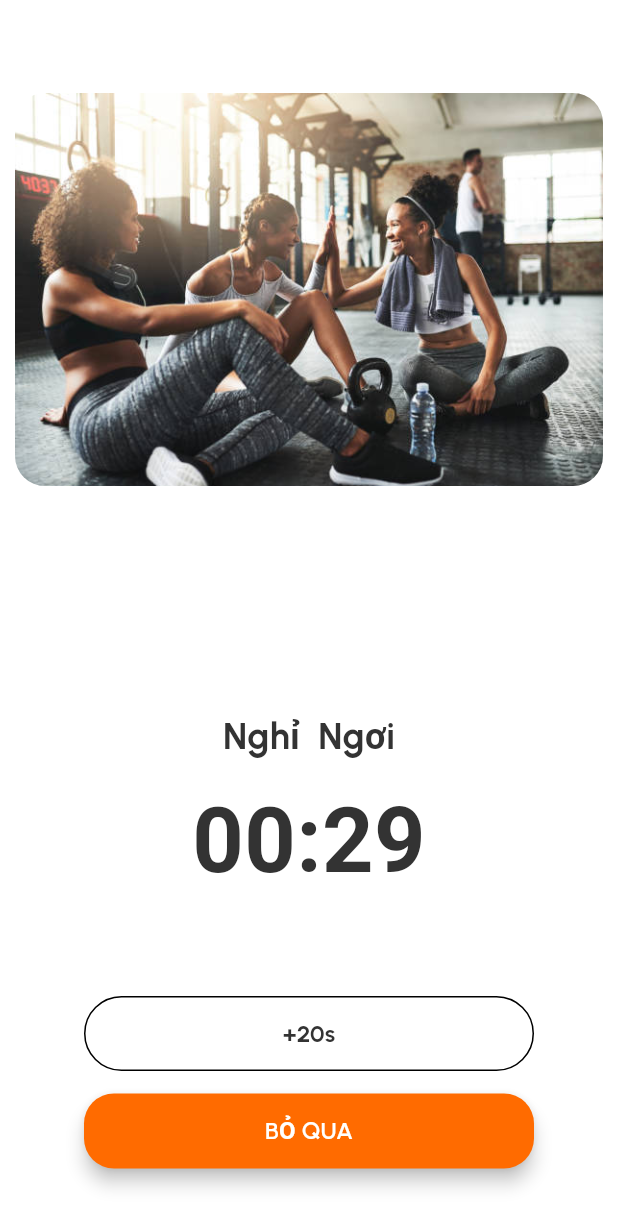
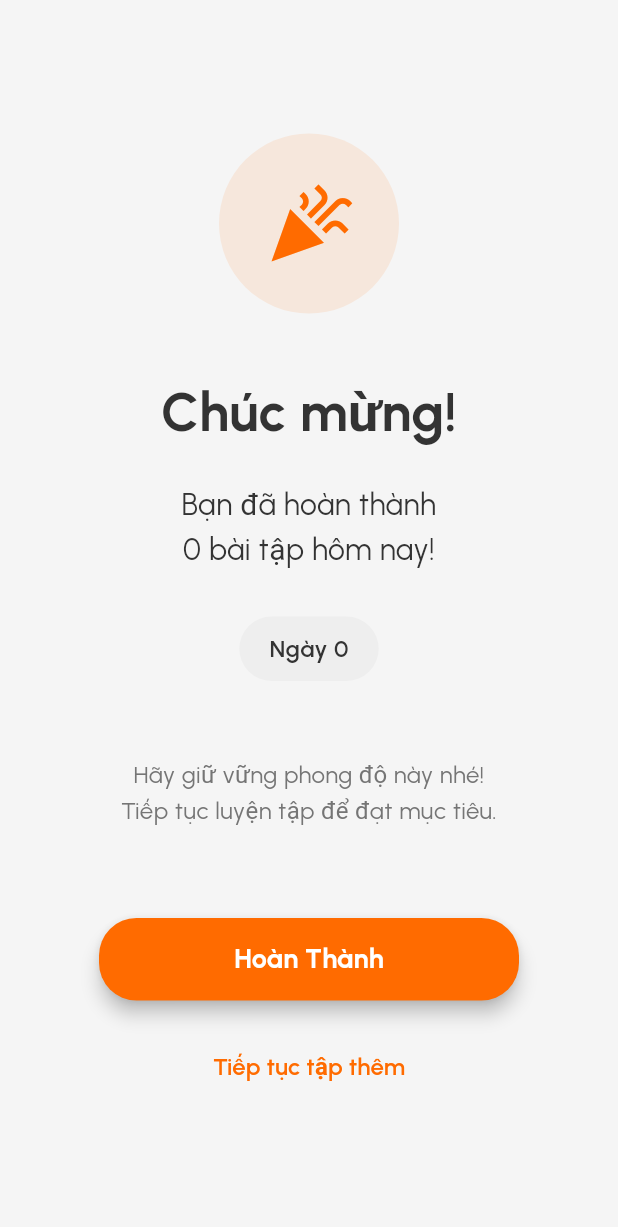
Before and after one commit to dung1233/APP_Pj4, a Flutter app: the Restb screen opened directly with empty values, on a phone screen of 412 x 824 dp. Shown: the top 1227 px of the screen. Run offline on Flutter 3.47's test engine with Material 3 defaults, Android fonts, the phone set to English and light mode, and no system bars; our stand-ins replace cached_network_image, camera, community_material_icon, dio, firebase_auth, flutter_map and 16 more; missing offline and left inert: agora_rtc_engine, firebase_ui_auth, flutter_3d_controller, flutter_paypal_payment, flutter_stripe, google_mlkit_pose_detection; accounts and stored records are empty; generated files the repository leaves out were written again; Roboto replaces fonts that are missing (RobotoMono).

Commit message:
Cập nhập

```diff
--- a/lib/data/DatabaseHelper.dart
+++ b/lib/data/DatabaseHelper.dart
@@ -452,7 +452,7 @@ class DatabaseHelper {
       // Nếu đã hoàn thành đủ số bài tập cần thiết
       if (completedResults.length >= totalRequiredExercises) {
         print(
-            "[DEBUG] 🔄 Đã hoàn thành đủ bài tập (${completedResults.length}/$totalRequiredExercises), bắt đầu đồng bộ");
+            "[DEBUG] 🔄 Đã hoàn thành đủ bài tập (${completedResults.length}/$totalRequiredExercises)");
 
         // Định dạng lại dữ liệu theo cấu trúc API
         final List<Map<String, dynamic>> formattedResults = completedResults
@@ -480,7 +480,7 @@ class DatabaseHelper {
         print("[DEBUG] ✅ Đã đồng bộ và xóa dữ liệu local");
       } else {
         print(
-            "[DEBUG] ⏳ Chưa đủ bài tập (${completedResults.length}/$totalRequiredExercises), đợi tiếp");
+            "[DEBUG] ⏳ Chưa đủ bài tập (${completedResults.length}/$totalRequiredExercises)");
       }
     } catch (e) {
       print("[DEBUG] ❌ Lỗi khi kiểm tra và đồng bộ: $e");
--- a/lib/screens/Train/restb.dart
+++ b/lib/screens/Train/restb.dart
@@ -3,6 +3,9 @@ import 'package:flutter/material.dart';
 import 'package:google_fonts/google_fonts.dart';
 import 'package:training_souls/data/DatabaseHelper.dart';
 import 'package:training_souls/screens/UI/Beginer/situp.dart';
+import 'package:training_souls/screens/Train/train_screen.dart';
+import 'package:provider/provider.dart';
+import 'package:training_souls/providers/workout_provider.dart';
 
 class Restb extends StatefulWidget {
   final int day;
@@ -10,18 +13,22 @@ class Restb extends StatefulWidget {
   const Restb({Key? key, required this.day}) : super(key: key);
 
   @override
-  State<Restb> createState() => _RestState();
+  State<Restb> createState() => _RestbState();
 }
 
-class _RestState extends State<Restb> {
-  int seconds = 30;
-  Timer? timer;
-  bool _isLoading = false; // Thêm biến kiểm soát trạng thái loading
+class _RestbState extends State<Restb> {
+  bool _isLoading = false;
+  final DatabaseHelper _dbHelper = DatabaseHelper();
+  int completedWorkouts = 0;
+  bool _isSyncing = false;
+
+  Color primaryColor = Color(0xFFFF6B00);
+  Color secondaryColor = Color(0xFF333333);
+  Color backgroundColor = Color(0xFFF5F5F5);
 
   @override
   void initState() {
     super.initState();
-    startTimer();
     _loadWorkoutData();
   }
 
@@ -31,11 +38,19 @@ class _RestState extends State<Restb> {
     }
 
     try {
-      final dbHelper = DatabaseHelper();
-      final results = await dbHelper.getAllWorkoutResults();
+      final results = await _dbHelper.getAllWorkoutResults();
 
-      // Debug log
-      debugPrint("Workout results: $results");
+      // Đếm số bài tập đã hoàn thành trong ngày
+      final todayCompleted =
+          results.where((result) => result['day_number'] == widget.day).length;
+
+      if (mounted) {
+        setState(() {
+          completedWorkouts = todayCompleted;
+        });
+      }
+
+      debugPrint("Số bài tập đã hoàn thành: $completedWorkouts");
     } catch (e) {
       debugPrint("Error loading workout data: $e");
     } finally {
@@ -45,57 +60,6 @@ class _RestState extends State<Restb> {
     }
   }
 
-  Color primaryColor = Color(0xFFFF6B00); // Cam sáng hiện đại
-  Color secondaryColor = Color(0xFF333333); // Màu nền hoặc chữ phụ
-  Color backgroundColor = Color(0xFFF5F5F5); // Màu nền nhẹ
-
-  void startTimer() {
-    timer = Timer.periodic(const Duration(seconds: 1), (timer) {
-      if (!mounted) {
-        timer.cancel();
-        return;
-      }
-
-      setState(() {
-        if (seconds > 0) {
-          seconds--;
-        } else {
-          timer.cancel();
-          _goToNextScreen();
-        }
-      });
-    });
-  }
-
-  Future<void> _goToNextScreen() async {
-    if (_isLoading) return; // Ngăn chặn chuyển trang khi đang loading
-
-    if (!mounted) return;
-
-    // Thêm delay nhỏ để đảm bảo animation hoàn tất
-    await Future.delayed(const Duration(milliseconds: 300));
-
-    if (!mounted) return;
-
-    await initializeCameras();
-    Navigator.push(
-        context,
-        MaterialPageRoute(
-            builder: (context) => SitUpDetectorPage(day: widget.day)));
-  }
-
-  @override
-  void dispose() {
-    timer?.cancel();
-    super.dispose();
-  }
-
-  String get timerText {
-    int minutes = seconds ~/ 60;
-    int remainingSeconds = seconds % 60;
-    return '${minutes.toString().padLeft(2, '0')}:${remainingSeconds.toString().padLeft(2, '0')}';
-  }
-
   @override
   Widget build(BuildContext context) {
     if (_isLoading) {
@@ -103,135 +67,171 @@ class _RestState extends State<Restb> {
         body: Center(child: CircularProgressIndicator()),
       );
     }
+
     return Scaffold(
-      body: Column(
+      backgroundColor: backgroundColor,
+      body: Center(
+        child: Padding(
+          padding: const EdgeInsets.all(20.0),
+          child: Column(
+            mainAxisAlignment: MainAxisAlignment.center,
             children: [
-          Expanded(
-            child: Container(
-              color: Colors.white,
-              child: Center(
-                child: Padding(
-                  padding: const EdgeInsets.all(10.0),
-                  child: ClipRRect(
-                    borderRadius: BorderRadius.circular(20),
-                    child: Image.asset(
-                      'assets/img/dayoff.jpg',
+              // Icon chúc mừng
+              Container(
+                width: 120,
+                height: 120,
+                decoration: BoxDecoration(
+                  color: primaryColor.withOpacity(0.1),
+                  shape: BoxShape.circle,
+                ),
+                child: Icon(
+                  Icons.celebration,
+                  size: 60,
+                  color: primaryColor,
+                ),
+              ),
+              const SizedBox(height: 40),
 
-                      // Thêm frame rate cố định
+              // Tiêu đề chúc mừng
+              Text(
+                'Chúc mừng!',
+                style: GoogleFonts.urbanist(
+                  color: secondaryColor,
+                  fontWeight: FontWeight.bold,
+                  fontSize: 36,
+                ),
+              ),
+              const SizedBox(height: 20),
+
+              // Thông báo hoàn thành
+              Text(
+                'Bạn đã hoàn thành\n$completedWorkouts bài tập hôm nay!',
+                textAlign: TextAlign.center,
+                style: GoogleFonts.urbanist(
+                  color: secondaryColor,
+                  fontSize: 20,
+                  height: 1.5,
+                ),
+              ),
+              const SizedBox(height: 30),
+
+              // Thông tin ngày
+              Container(
+                padding:
+                    const EdgeInsets.symmetric(horizontal: 20, vertical: 10),
+                decoration: BoxDecoration(
+                  color: Colors.grey[200],
+                  borderRadius: BorderRadius.circular(25),
+                ),
+                child: Text(
+                  'Ngày ${widget.day}',
+                  style: GoogleFonts.urbanist(
+                    color: secondaryColor,
+                    fontWeight: FontWeight.w600,
+                    fontSize: 16,
                   ),
                 ),
               ),
+              const SizedBox(height: 50),
+
+              // Lời động viên
+              Text(
+                'Hãy giữ vững phong độ này nhé!\nTiếp tục luyện tập để đạt mục tiêu.',
+                textAlign: TextAlign.center,
+                style: GoogleFonts.urbanist(
+                  color: Colors.grey[600],
+                  fontSize: 16,
+                  height: 1.5,
+                ),
+              ),
+              const SizedBox(height: 60),
+
+              // Nút hoàn thành
+              ElevatedButton(
+                style: ElevatedButton.styleFrom(
+                  backgroundColor: primaryColor,
+                  minimumSize: Size(280, 55),
+                  shape: RoundedRectangleBorder(
+                    borderRadius: BorderRadius.circular(25),
+                  ),
+                  elevation: 5,
+                ),
+                onPressed: _isSyncing
+                    ? null
+                    : () async {
+                        setState(() => _isSyncing = true);
+                        try {
+                          // Gọi hàm sync và refresh
+                          await _dbHelper.checkAndSyncWorkouts(widget.day);
+                          if (mounted) {
+                            await Provider.of<WorkoutProvider>(context,
+                                    listen: false)
+                                .refreshAfterDatabaseChange();
+                          }
+
+                          // Quay về màn hình TrainScreen hoặc màn hình chính
+                          if (mounted) {
+                            Navigator.pushAndRemoveUntil(
+                              context,
+                              MaterialPageRoute(
+                                  builder: (context) => TrainScreen()),
+                              (route) => false,
+                            );
+                          }
+                        } catch (e) {
+                          if (mounted) {
+                            ScaffoldMessenger.of(context).showSnackBar(
+                              SnackBar(
+                                content: Text(
+                                    'Đã xảy ra lỗi khi đồng bộ dữ liệu. Vui lòng thử lại sau.'),
+                                backgroundColor: Colors.red,
+                              ),
+                            );
+                          }
+                        } finally {
+                          if (mounted) {
+                            setState(() => _isSyncing = false);
+                          }
+                        }
+                      },
+                child: _isSyncing
+                    ? SizedBox(
+                        width: 20,
+                        height: 20,
+                        child: CircularProgressIndicator(
+                          color: Colors.white,
+                          strokeWidth: 2,
+                        ),
+                      )
+                    : Text(
+                        'Hoàn Thành',
+                        style: GoogleFonts.urbanist(
+                          color: Colors.white,
+                          fontWeight: FontWeight.bold,
+                          fontSize: 18,
                         ),
                       ),
               ),
-          Container(
-            padding: const EdgeInsets.symmetric(vertical: 20),
-            color: Colors.white,
-            child: Column(
-              children: [
-                Padding(
-                  padding: const EdgeInsets.symmetric(horizontal: 20),
-                  child: Row(
-                    children: [
-                      Expanded(
+              const SizedBox(height: 20),
+
+              // Nút tiếp tục tập thêm (tùy chọn)
+              TextButton(
+                onPressed: () {
+                  // Quay lại trang Rest để tiếp tục tập
+                  Navigator.pop(context);
+                },
                 child: Text(
-                          '',
+                  'Tiếp tục tập thêm',
                   style: GoogleFonts.urbanist(
-                            color: secondaryColor,
-                            fontWeight: FontWeight.bold,
-                            fontSize: 26,
-                          ),
-                        ),
-                      ),
-                      Container(
-                        width: 24,
-                        height: 24,
-                        decoration: BoxDecoration(
-                          color: Colors.white,
-                          borderRadius: BorderRadius.circular(12),
-                        ),
-                        child: const Center(
-                          child: Text(
-                            '',
-                            style: TextStyle(
-                              color: Colors.blue,
-                              fontWeight: FontWeight.bold,
-                            ),
+                    color: primaryColor,
+                    fontWeight: FontWeight.w600,
+                    fontSize: 16,
                   ),
                 ),
               ),
             ],
           ),
         ),
-                const SizedBox(height: 30),
-                Text(
-                  'Nghỉ  Ngơi',
-                  style: GoogleFonts.urbanist(
-                    color: secondaryColor,
-                    fontWeight: FontWeight.bold,
-                    fontSize: 24,
-                  ),
-                ),
-                const SizedBox(height: 10),
-                Text(
-                  timerText,
-                  style: TextStyle(
-                    color: secondaryColor,
-                    fontFamily: 'RobotoMono',
-                    fontWeight: FontWeight.bold,
-                    fontSize: 60,
-                  ),
-                ),
-                const SizedBox(height: 60),
-                OutlinedButton(
-                  style: OutlinedButton.styleFrom(
-                    side: BorderSide(color: Colors.black),
-                    minimumSize: Size(300, 50),
-                    shape: RoundedRectangleBorder(
-                        borderRadius: BorderRadius.circular(25)),
-                  ),
-                  onPressed: () {
-                    if (mounted) {
-                      setState(() => seconds += 20);
-                    }
-                  },
-                  child: Text(
-                    '+20s',
-                    style: GoogleFonts.urbanist(
-                      color: secondaryColor,
-                      fontWeight: FontWeight.bold,
-                      fontSize: 16,
-                    ),
-                  ),
-                ),
-                const SizedBox(height: 15),
-                ElevatedButton(
-                  style: ElevatedButton.styleFrom(
-                    backgroundColor: primaryColor,
-                    minimumSize: Size(300, 50),
-                    shape: RoundedRectangleBorder(
-                      borderRadius: BorderRadius.circular(20),
-                    ),
-                    elevation: 5,
-                  ),
-                  onPressed: () {
-                    timer?.cancel();
-                    _goToNextScreen();
-                  },
-                  child: Text(
-                    'BỎ QUA',
-                    style: GoogleFonts.urbanist(
-                      color: Colors.white,
-                      fontWeight: FontWeight.w600,
-                      fontSize: 16,
-                    ),
-                  ),
-                ),
-                const SizedBox(height: 25),
-              ],
-            ),
-          ),
-        ],
       ),
     );
   }
```
Also changed, not shown: lib/screens/Train/rest.dart (+3 -29 lines). Lines whose indentation alone changed are shown as unchanged.
